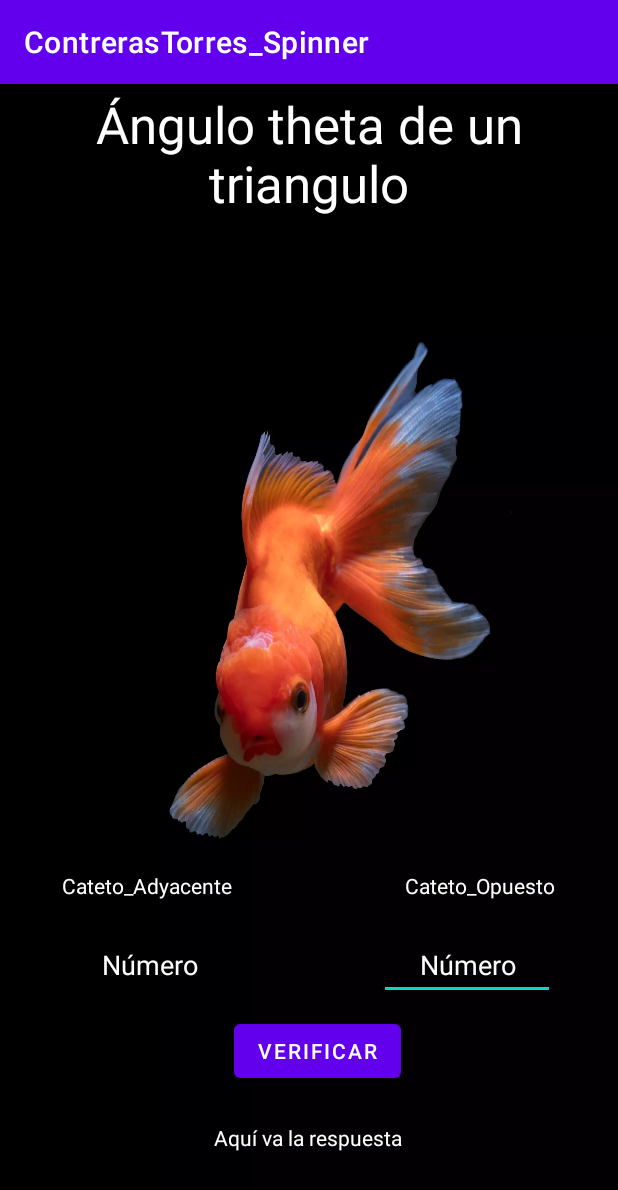
After one commit to alanchoo47/ContrerasTorres_Spinner, an Android app: the Trigonometria screen opened directly, with no data from a screen before it, on a phone screen of 412 x 824 dp. The commit adds this screen. Shown: the top 1190 px of the screen. Run offline under Robolectric (Android 15) with nearby library versions, the phone set to English and light mode, and no system bars; 2 statements that could not run were skipped.

Commit message:
Trigonometria Se hizo la actividad para sacar el angulo theta de un triangulo cuando tenemos 2 catetos Se quito varios hardcoding
Todavia no se termina la activity

Faltan, las referencias en Trigonometria.kt, lineas 20 y 21

```diff
--- a/app/src/main/java/com/alancontreras/contrerastorres_spinner/MainActivity.kt
+++ b/app/src/main/java/com/alancontreras/contrerastorres_spinner/DistanciaDosPuntos.kt
@@ -8,15 +8,13 @@ import android.widget.Button
 import android.widget.TextView
 import kotlin.math.pow
 
-class MainActivity : AppCompatActivity() {
+class DistanciaDosPuntos : AppCompatActivity() {
 
     private lateinit var tvResultado: TextView
     private lateinit var x1: EditText
     private lateinit var x2: EditText
     private lateinit var y1: EditText
     private lateinit var y2: EditText
-
-
 
     override fun onCreate(savedInstanceState: Bundle?) {
         super.onCreate(savedInstanceState)
--- /dev/null
+++ b/app/src/main/java/com/alancontreras/contrerastorres_spinner/Trigonometria.kt
@@ -0,0 +1,47 @@
+package com.alancontreras.contrerastorres_spinner
+
+import androidx.appcompat.app.AppCompatActivity
+import android.os.Bundle
+import android.view.View
+import android.widget.EditText
+import android.widget.TextView
+import kotlin.math.pow
+
+
+class Trigonometria : AppCompatActivity() {
+    private lateinit var tvResultado: TextView
+    private lateinit var cat_Op: EditText
+    private lateinit var cat_Ady: EditText
+
+    override fun onCreate(savedInstanceState: Bundle?) {
+        super.onCreate(savedInstanceState)
+        setContentView(R.layout.activity_trigonometria)
+        tvResultado = findViewById(R.id.tvResultado)
+        cat_Op = findViewById(R.id.cat_Op)
+        cat_Ady = findViewById(R.id.cat_Ady)
+    }
+    fun click(view: View) {
+
+        if(!cat_Ady.text.toString().isNullOrEmpty() or !cat_Op.text.toString().isNullOrEmpty()){
+
+            var catetoAdyacente = cat_Ady.text.toString().toDouble()
+            var catetoOpuesto = cat_Op.text.toString().toDouble()
+
+            var total = anguloTheta(catetoAdyacente, catetoOpuesto)
+            tvResultado.text = "La distancia es igual a: $total"
+
+
+        }else{
+            //Toast.makeText( this, "Por favor ingresa un valor", Toast.LENGTH_SHORT).show()
+            cat_Ady.error = "Se requiere un valor"
+            cat_Op.error = "Se requiere un valor"
+
+            cat_Ady.requestFocus()
+            cat_Op.requestFocus()
+        }
+    }
+
+    fun anguloTheta(catetoAdyacente: Double, catetoOpuesto: Double ): Double {
+        return  kotlin.math.sqrt(((catetoAdyacente.toDouble()).pow(2.0) + (catetoOpuesto.toDouble()).pow(2.0)))
+    }
+}
--- /dev/null
+++ b/app/src/main/res/layout/activity_trigonometria.xml
@@ -0,0 +1,103 @@
+<?xml version="1.0" encoding="utf-8"?>
+<androidx.constraintlayout.widget.ConstraintLayout xmlns:android="http://schemas.android.com/apk/res/android"
+    xmlns:app="http://schemas.android.com/apk/res-auto"
+    xmlns:tools="http://schemas.android.com/tools"
+    android:layout_width="match_parent"
+    android:layout_height="match_parent"
+    android:background="@drawable/pez"
+    tools:context=".Trigonometria">
+
+    <Button
+        android:id="@+id/button"
+        android:layout_width="wrap_content"
+        android:layout_height="wrap_content"
+        android:layout_marginTop="532dp"
+        android:text="@string/btnVerificarTrig"
+        app:layout_constraintEnd_toEndOf="parent"
+        app:layout_constraintHorizontal_bias="0.518"
+        app:layout_constraintStart_toStartOf="parent"
+        app:layout_constraintTop_toBottomOf="@+id/textView9" />
+
+    <TextView
+        android:id="@+id/textView2"
+        android:layout_width="wrap_content"
+        android:layout_height="wrap_content"
+        android:layout_marginTop="604dp"
+        android:text="@string/RespuestaTrig"
+        android:textColor="@color/white"
+        app:layout_constraintEnd_toEndOf="parent"
+        app:layout_constraintHorizontal_bias="0.498"
+        app:layout_constraintStart_toStartOf="parent"
+        app:layout_constraintTop_toBottomOf="@+id/textView9" />
+
+    <EditText
+        android:id="@+id/cat_op"
+        android:layout_width="117dp"
+        android:layout_height="46dp"
+        android:layout_marginTop="476dp"
+        android:ems="10"
+        android:hint="@string/hintCatOp"
+        android:inputType="number"
+        android:textAlignment="center"
+        android:textColor="@color/white"
+        android:textColorHint="@color/white"
+        app:layout_constraintEnd_toEndOf="parent"
+        app:layout_constraintHorizontal_bias="0.857"
+        app:layout_constraintStart_toStartOf="parent"
+        app:layout_constraintTop_toBottomOf="@+id/textView9" />
+
+    <EditText
+        android:id="@+id/cat_ady"
+        android:layout_width="117dp"
+        android:layout_height="46dp"
+        android:layout_marginTop="476dp"
+        android:ems="10"
+        android:hint="@string/hintCatAdy"
+        android:inputType="number"
+        android:textAlignment="center"
+        android:textColor="@color/white"
+        android:textColorHint="@color/white"
+        app:layout_constraintEnd_toEndOf="parent"
+        app:layout_constraintHorizontal_bias="0.139"
+        app:layout_constraintStart_toStartOf="parent"
+        app:layout_constraintTop_toBottomOf="@+id/textView9" />
+
+    <TextView
+        android:id="@+id/textView10"
+        android:layout_width="wrap_content"
+        android:layout_height="wrap_content"
+        android:layout_marginTop="436dp"
+        android:text="@string/Cateto_Opuesto"
+        android:textAlignment="center"
+        android:textColor="@color/white"
+        app:layout_constraintEnd_toEndOf="parent"
+        app:layout_constraintHorizontal_bias="0.864"
+        app:layout_constraintStart_toStartOf="parent"
+        app:layout_constraintTop_toBottomOf="@+id/textView9" />
+
+    <TextView
+        android:id="@+id/textView8"
+        android:layout_width="wrap_content"
+        android:layout_height="wrap_content"
+        android:layout_marginTop="436dp"
+        android:text="@string/Cateto_Adyacente"
+        android:textColor="@color/white"
+        app:layout_constraintEnd_toEndOf="parent"
+        app:layout_constraintHorizontal_bias="0.138"
+        app:layout_constraintStart_toStartOf="parent"
+        app:layout_constraintTop_toBottomOf="@+id/textView9" />
+
+    <TextView
+        android:id="@+id/textView9"
+        android:layout_width="wrap_content"
+        android:layout_height="wrap_content"
+        android:layout_marginTop="4dp"
+        android:text="@string/Titulo_Trigonometria"
+        android:textAlignment="center"
+        android:textColor="@color/white"
+        android:textSize="34sp"
+        app:layout_constraintEnd_toEndOf="parent"
+        app:layout_constraintHorizontal_bias="0.0"
+        app:layout_constraintStart_toStartOf="parent"
+        app:layout_constraintTop_toTopOf="parent" />
+</androidx.constraintlayout.widget.ConstraintLayout>
--- a/app/src/main/res/values/strings.xml
+++ b/app/src/main/res/values/strings.xml
@@ -1,3 +1,34 @@
 <resources>
     <string name="app_name">ContrerasTorres_Spinner</string>
+    <string name="Titulo_Spinner">Spinner</string>
+    <string name="Titulo_Trigonometria">Ángulo theta de un triangulo</string>
+    <string name="Titulo_DistanciaDosPuntos">Distancia entre dos puntos</string>
+    <string name="Titulo_">ContrerasTorres_Spinner</string>
+
+    <string name="Variable_X1">X1</string>
+    <string name="Variable_X2">X2</string>
+    <string name="Variable_Y1">Y1</string>
+    <string name="Variable_Y2">Y2</string>
+    <string name="Cateto_Opuesto">Cateto_Opuesto</string>
+    <string name="Cateto_Adyacente">Cateto_Adyacente</string>
+
+
+    <string name="btnVerificar">Verificar</string>
+    <string name="btnVerificarTrig">Verificar</string>
+    <string name="btnVerificar1">Verificar</string>
+
+    <string name="hintx1">Número</string>
+    <string name="hintx2">Número</string>
+    <string name="hinty1">Número</string>
+    <string name="hinty2">Número</string>
+    <string name="hintCatOp">Número</string>
+    <string name="hintCatAdy">Número</string>
+
+    <string name="RespuestaDosPuntos">Aquí va la respuesta</string>
+    <string name="RespuestaTrig">Aquí va la respuesta</string>
+    <string name="Respuesta">Aquí va la respuesta</string>
+
+
+
+
 </resources>
```
Also changed, not shown: app/src/main/AndroidManifest.xml (+10 -2 lines), app/src/main/res/layout/activity_main.xml (+6 -6 lines), app/src/main/res/drawable/corazon_esqueleto.webp (added), app/src/main/res/drawable/mano_craneo.webp (added), app/src/main/res/drawable/pez.webp (added), app/src/main/res/drawable/tulipan.webp (added).
